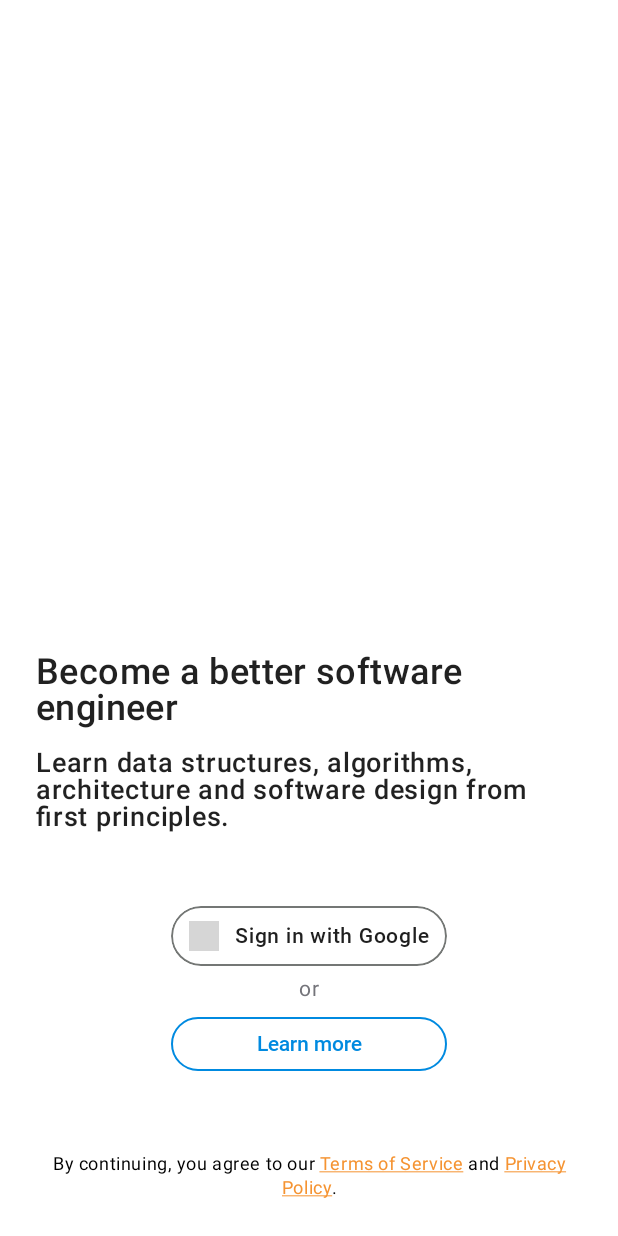
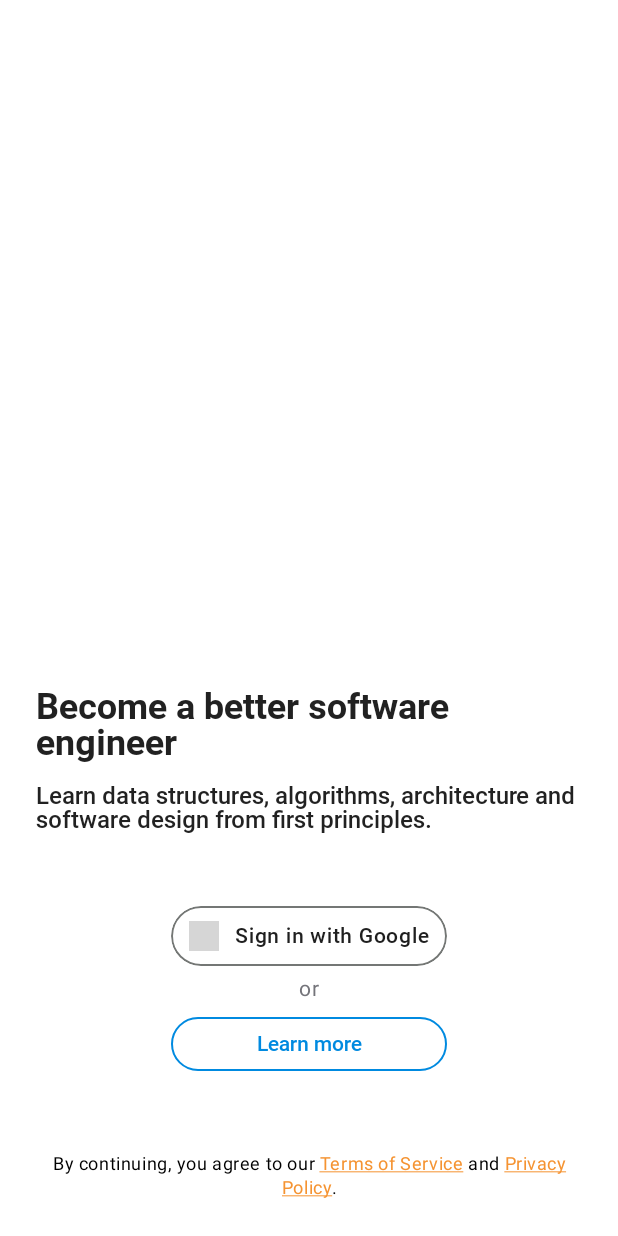
Before and after one commit to Ivy-Apps/learn, an Android app built with Jetpack Compose: the composable IntroContent shown on its own in the app's theme, on a phone screen of 412 x 824 dp. Run offline under Robolectric (Android 15) with nearby library versions, the light colour scheme and no system bars; our stand-ins replace Compose Multiplatform resources; libraries missing offline, so code that uses them is left out: io.github.alexzhirkevich.compottie; 13 statements that could not run were skipped; grey boxes are pictures that could not be loaded.

Commit message:
WIP: Style Intro

```diff
--- a/composeApp/src/commonMain/kotlin/ui/screen/intro/composable/IntroContent.kt
+++ b/composeApp/src/commonMain/kotlin/ui/screen/intro/composable/IntroContent.kt
@@ -2,7 +2,6 @@ package ui.screen.intro.composable
 
 import androidx.compose.foundation.layout.*
 import androidx.compose.foundation.lazy.LazyColumn
-import androidx.compose.material.MaterialTheme
 import androidx.compose.material.Surface
 import androidx.compose.material.Text
 import androidx.compose.runtime.*
@@ -22,6 +21,7 @@ import component.screenType
 import ui.screen.intro.IntroViewEvent
 import ui.screen.intro.IntroViewState
 import ui.theme.Gray
+import ui.theme.IvyTheme
 
 
 @Composable
@@ -55,17 +55,13 @@ fun IntroContent(
         item {
           Text(
             text = "Become a better software engineer",
-            style = MaterialTheme.typography.h4,
-            fontWeight = FontWeight.SemiBold,
-            fontSize = 24.sp,
-            lineHeight = 24.sp,
+            style = IvyTheme.typography.h2,
+            fontWeight = FontWeight.SemiBold
           )
           Spacer(modifier = Modifier.height(12.dp))
           Text(
             text = "Learn data structures, algorithms, architecture and software design from first principles.",
-            style = MaterialTheme.typography.body1,
-            fontSize = 18.sp,
-            lineHeight = 18.sp,
+            style = IvyTheme.typography.b1,
             fontWeight = FontWeight.Medium,
           )
         }
```
